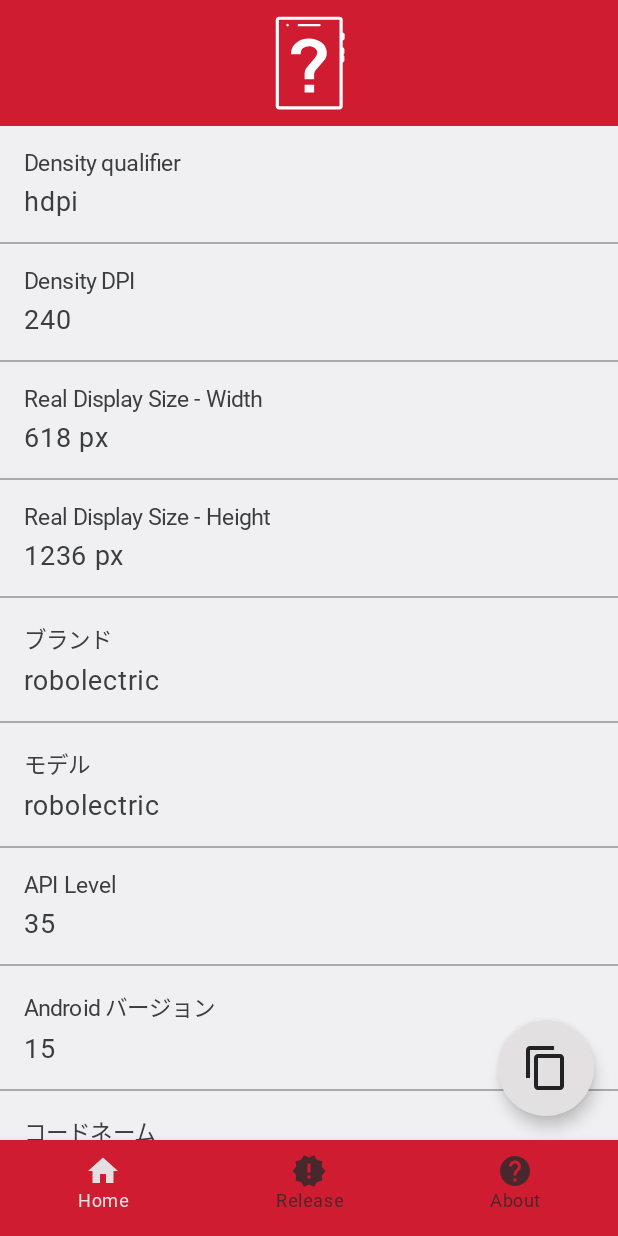
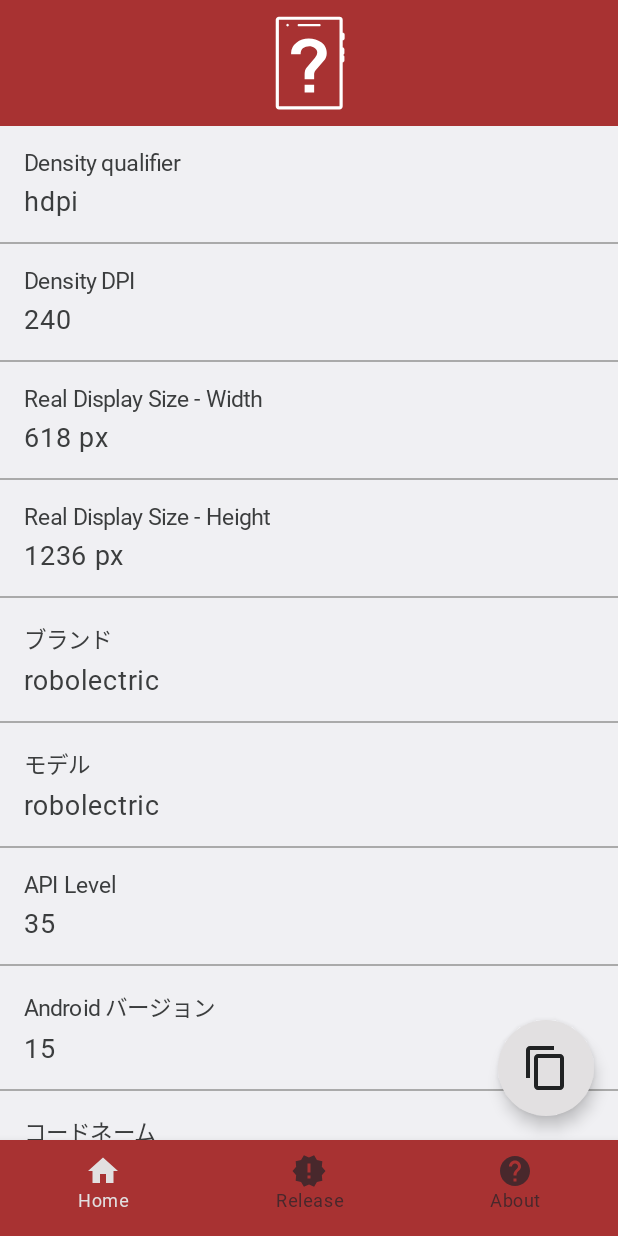
Before and after one commit to ki-0302/Tell-me-your-dpi, an Android app built with Jetpack Compose: the screen it shows after launch (MainActivity), on a phone screen of 412 x 824 dp. Run offline under Robolectric (Android 15) with nearby library versions, the light colour scheme and no system bars; our stand-ins replace Dagger/Hilt's generated code, Timber, accompanist; Roboto replaces fonts that are not available here.

Commit message:
chore: update version name to 1.3

```diff
--- a/app/src/main/java/com/maho_ya/tell_me_your_dpi/ui/theme/Colors.kt
+++ b/app/src/main/java/com/maho_ya/tell_me_your_dpi/ui/theme/Colors.kt
@@ -5,7 +5,7 @@ import androidx.compose.ui.graphics.Color
 object Colors {
     val Red211314 = Color(0xff211314)
     val Red48282C = Color(0xff48282c)
-    val RedD01C31 = Color(0xffD01C31)
+    val RedA83232 = Color(0xffA83232)
     val RedD11C2C = Color(0xffd11c2c)
     val PinkE2E0E1 = Color(0xffe2e0e1)
     val Blue202223 = Color(0xff202223)
--- a/app/src/main/java/com/maho_ya/tell_me_your_dpi/ui/theme/Theme.kt
+++ b/app/src/main/java/com/maho_ya/tell_me_your_dpi/ui/theme/Theme.kt
@@ -10,8 +10,8 @@ import androidx.compose.ui.graphics.Color
 import com.maho_ya.tell_me_your_dpi.R
 
 private val LightThemeColors = lightColors(
-    primary = Colors.RedD01C31,
-    primaryVariant = Colors.RedD01C31, // AppBar & System Bar(status bar&navigation bar)
+    primary = Colors.RedA83232,
+    primaryVariant = Colors.RedA83232, // AppBar & System Bar(status bar&navigation bar)
     onPrimary = Colors.PinkE2E0E1, // コンテンツ色
     secondary = Colors.Gray888,
     secondaryVariant = Colors.Red48282C,
--- a/app/src/main/res/drawable/animator_logo.xml
+++ b/app/src/main/res/drawable/animator_logo.xml
@@ -12,7 +12,7 @@
                 <path
                     android:name="path"
                     android:pathData="M 182.638 366.048 C 180.506 366.048 178.772 364.314 178.772 362.182 L 178.772 150.817 C 178.772 148.685 180.506 146.951 182.638 146.951 L 330.851 146.951 C 332.983 146.951 334.717 148.685 334.717 150.817 L 334.717 362.182 C 334.717 364.314 332.983 366.048 330.851 366.048 L 182.638 366.048 Z"
-                    android:fillColor="#d01c31"
+                    android:fillColor="#A83232"
                     android:strokeWidth="1"/>
                 <path
                     android:name="path_1"
@@ -22,7 +22,7 @@
                 <path
                     android:name="path_2"
                     android:pathData="M 282.037 166.606 L 231.451 166.606 C 229.856 166.606 228.551 165.301 228.551 163.706 C 228.551 162.111 229.856 160.806 231.451 160.806 L 282.037 160.806 C 283.632 160.806 284.937 162.111 284.937 163.706 C 284.937 165.301 283.632 166.606 282.037 166.606"
-                    android:fillColor="#d01c31"
+                    android:fillColor="#A83232"
                     android:strokeWidth="1"/>
                 <path
                     android:name="path_3"
--- a/app/src/main/res/values/colors.xml
+++ b/app/src/main/res/values/colors.xml
@@ -1,6 +1,6 @@
 <?xml version="1.0" encoding="utf-8"?>
 <resources>
-    <color name="color_primary">#D01C31</color>
+    <color name="color_primary">#A83232</color>
     <color name="color_primary_dark">#48282c</color>
     <color name="color_accent">#D01C31</color>
     <color name="text_color">#212121</color>
--- a/buildSrc/src/main/java/Versions.kt
+++ b/buildSrc/src/main/java/Versions.kt
@@ -1,6 +1,6 @@
 object Versions {
-    const val VERSION_NAME = "1.2"
-    const val VERSION_CODE = 5
+    const val VERSION_NAME = "1.3"
+    const val VERSION_CODE = 6
 
     const val COMPILE_SDK = 33
     const val TARGET_SDK = 33
```
